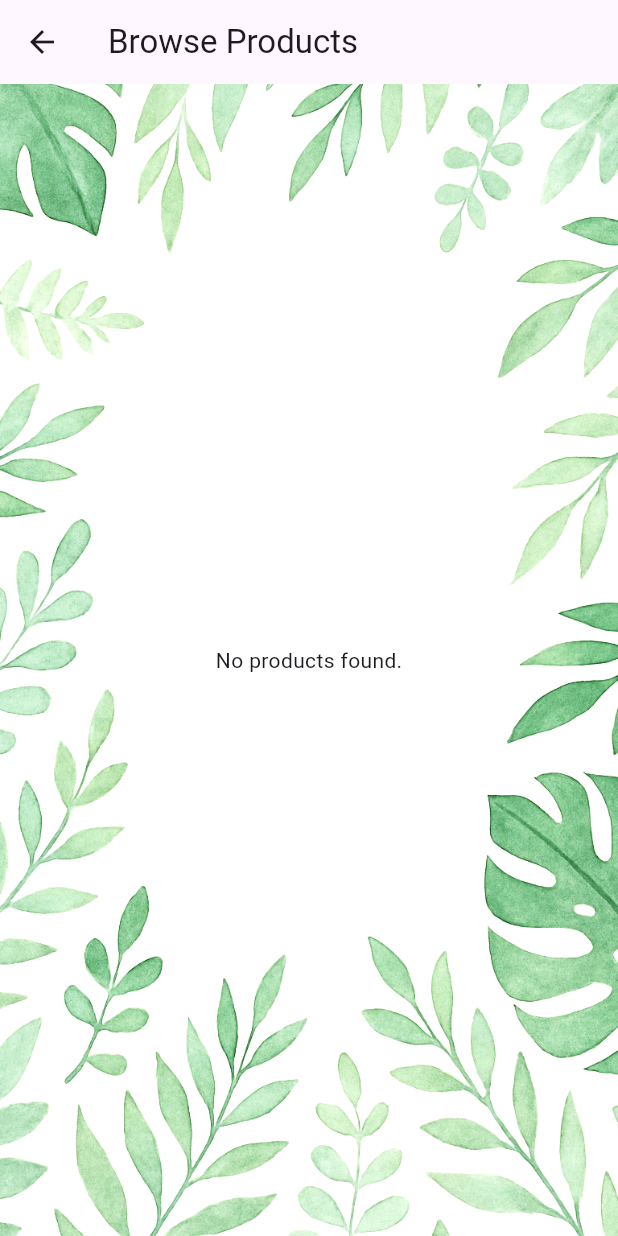
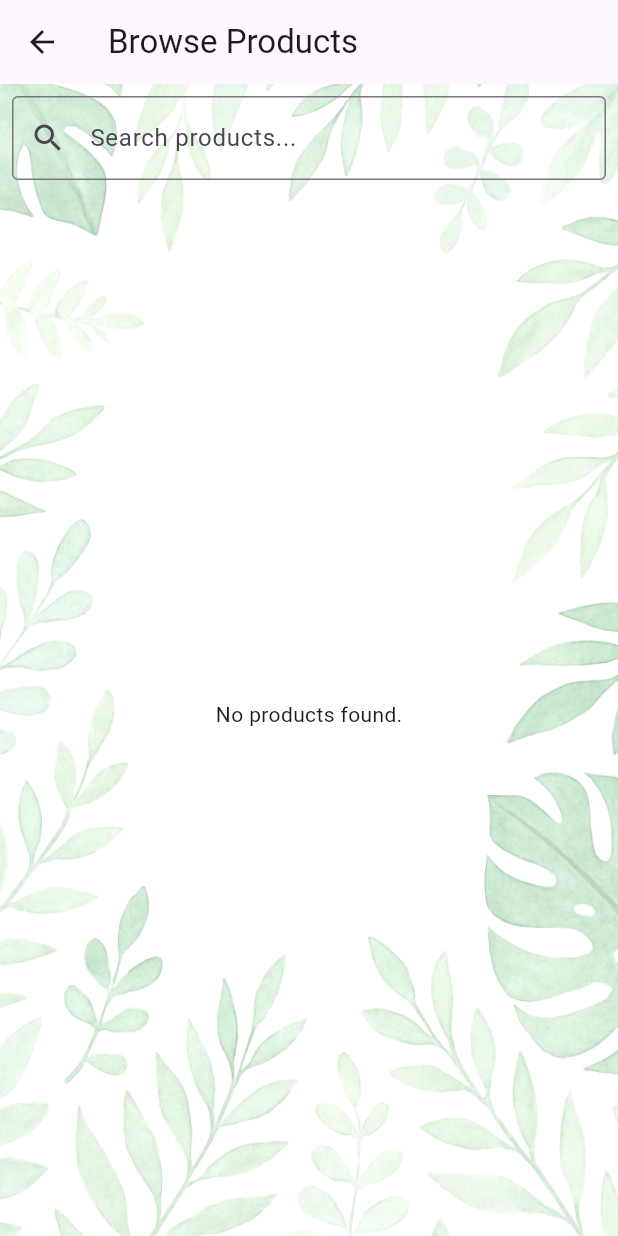
Before and after one commit to DPatter52/shop_app, a Flutter app: the screen it shows once a user with an empty profile is signed in, after a tap on "Browse Products", on a phone screen of 412 x 824 dp. Run offline on Flutter 3.47's test engine with Material 3 defaults, Android fonts, the phone set to English and light mode, and no system bars; our stand-ins replace cloud_firestore, firebase_auth, firebase_core; accounts and stored records are empty; network calls fail.

Commit message:
Added filter/search for products and small tweaks to UI

```diff
--- a/lib/main.dart
+++ b/lib/main.dart
@@ -26,7 +26,7 @@ class MyApp extends StatelessWidget {
       ),
       child: MaterialApp(
         title: 'Shop App',
-        theme: ThemeData(primarySwatch: Colors.teal),
+        // theme: ThemeData(primarySwatch: Colors.teal),
         home: const AuthWrapper(),
       ),
     );
@@ -43,11 +43,17 @@ class BackgroundWrapper extends StatelessWidget {
     return Stack(
       children: [
         Positioned.fill(
-          child: Image.asset(
-            'assets/background.png',
-            fit: BoxFit.cover,
+          child: Opacity(
+            opacity: 0.2,
+            child: Image.asset(
+              'assets/background.png',
+              height: double.infinity,
+              width: double.infinity,
+              fit: BoxFit.cover,
+            ),
           ),
         ),
+
         child,
       ],
     );
--- a/lib/screens/login_screen.dart
+++ b/lib/screens/login_screen.dart
@@ -3,6 +3,7 @@ import 'package:firebase_auth/firebase_auth.dart';
 import 'signup_screen.dart';
 
 class LoginScreen extends StatelessWidget {
+  // final usernameController = TextEditingController();
   final emailController = TextEditingController();
   final passwordController = TextEditingController();
 
--- a/lib/screens/product_detail_screen.dart
+++ b/lib/screens/product_detail_screen.dart
@@ -42,7 +42,6 @@ class ProductDetailScreen extends StatelessWidget {
                 ),
               ),
             ),
-            const Spacer(),
             Center(
               child: ElevatedButton(
                 onPressed: () {
--- a/lib/screens/product_list_screen.dart
+++ b/lib/screens/product_list_screen.dart
@@ -3,19 +3,57 @@ import 'package:cloud_firestore/cloud_firestore.dart';
 import '../models/product.dart';
 import 'product_detail_screen.dart';
 
-class ProductListScreen extends StatelessWidget {
+class ProductListScreen extends StatefulWidget {
   const ProductListScreen({super.key});
+
+  @override
+  State<ProductListScreen> createState() => _ProductListScreenState();
+}
+
+class _ProductListScreenState extends State<ProductListScreen> {
+  final TextEditingController _searchController = TextEditingController();
+  String _searchTerm = '';
+
+  @override
+  void initState() {
+    super.initState();
+    _searchController.addListener(() {
+      setState(() {
+        _searchTerm = _searchController.text.toLowerCase();
+      });
+    });
+  }
+
+  @override
+  void dispose() {
+    _searchController.dispose();
+    super.dispose();
+  }
 
   @override
   Widget build(BuildContext context) {
     return Scaffold(
       backgroundColor: Colors.transparent,
-      appBar: AppBar(title: Text("Browse Products")),
-      body: StreamBuilder<QuerySnapshot>(
+      appBar: AppBar(title: const Text("Browse Products")),
+      body: Column(
+        children: [
+          Padding(
+            padding: const EdgeInsets.all(8),
+            child: TextField(
+              controller: _searchController,
+              decoration: InputDecoration(
+                hintText: 'Search products...',
+                prefixIcon: Icon(Icons.search),
+                border: OutlineInputBorder(),
+              ),
+            ),
+          ),
+          Expanded(
+            child: StreamBuilder<QuerySnapshot>(
               stream: FirebaseFirestore.instance.collection('products').snapshots(),
               builder: (context, snapshot) {
                 if (snapshot.connectionState == ConnectionState.waiting) {
-            return Center(child: CircularProgressIndicator());
+                  return const Center(child: CircularProgressIndicator());
                 }
 
                 if (snapshot.hasError) {
@@ -23,19 +61,24 @@ class ProductListScreen extends StatelessWidget {
                 }
 
                 if (!snapshot.hasData || snapshot.data!.docs.isEmpty) {
-            return Center(child: Text('No products found.'));
+                  return const Center(child: Text('No products found.'));
                 }
 
                 final docs = snapshot.data!.docs;
-          final products =
-              docs
-                  .map(
-                    (doc) => Product.fromFirestore(
+
+                final products = docs
+                    .map((doc) => Product.fromFirestore(
                           doc.data()! as Map<String, dynamic>,
                           doc.id,
-                    ),
-                  )
+                        ))
+                    .where((product) =>
+                        product.title.toLowerCase().contains(_searchTerm) ||
+                        product.description.toLowerCase().contains(_searchTerm))
                     .toList();
+
+                if (products.isEmpty) {
+                  return const Center(child: Text('No matching products.'));
+                }
 
                 return ListView.builder(
                   itemCount: products.length,
@@ -61,6 +104,9 @@ class ProductListScreen extends StatelessWidget {
                 );
               },
             ),
+          ),
+        ],
+      ),
     );
   }
 }
--- a/lib/services/user_services.dart
+++ b/lib/services/user_services.dart
@@ -1,13 +1,14 @@
 import 'package:cloud_firestore/cloud_firestore.dart';
 
 Future<String?> getUserRole(String uid) async {
-  final doc = await FirebaseFirestore.instance.collection('users').doc(uid).get();
+  final doc =
+      await FirebaseFirestore.instance.collection('users').doc(uid).get();
   if (doc.exists) {
     final role = doc['role'];
     //print('getUserRole: role for $uid is $role');
     return role;
   } else {
-   // print('getUserRole: no document found for $uid');
+    // print('getUserRole: no document found for $uid');
   }
   return null;
 }
```
Also changed, not shown: lib/screens/cart_screen.dart (+12 -0 lines), lib/screens/home_screen.dart (+8 -3 lines), lib/screens/signup_screen.dart (+8 -1 lines), assets/background.png. Lines whose indentation alone changed are shown as unchanged.
